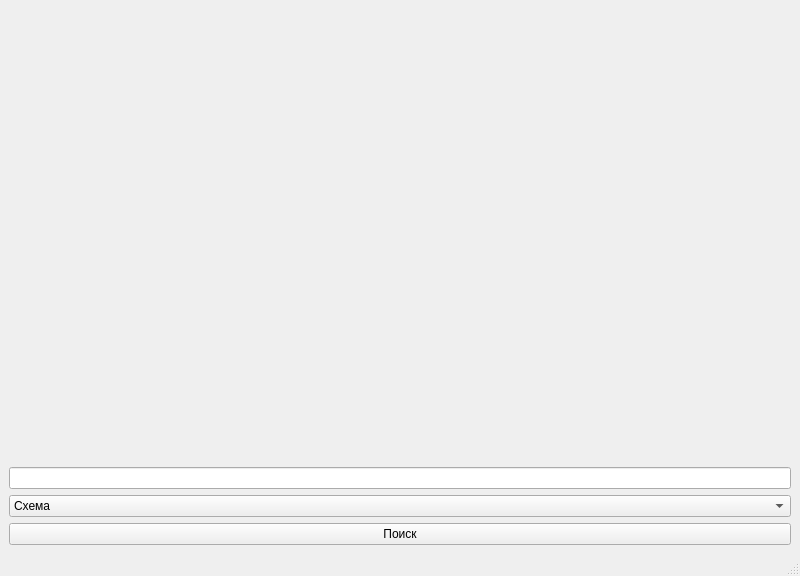
Above: ui/main_window.ui from fearppen/Map before the change. Below: the same form after it.
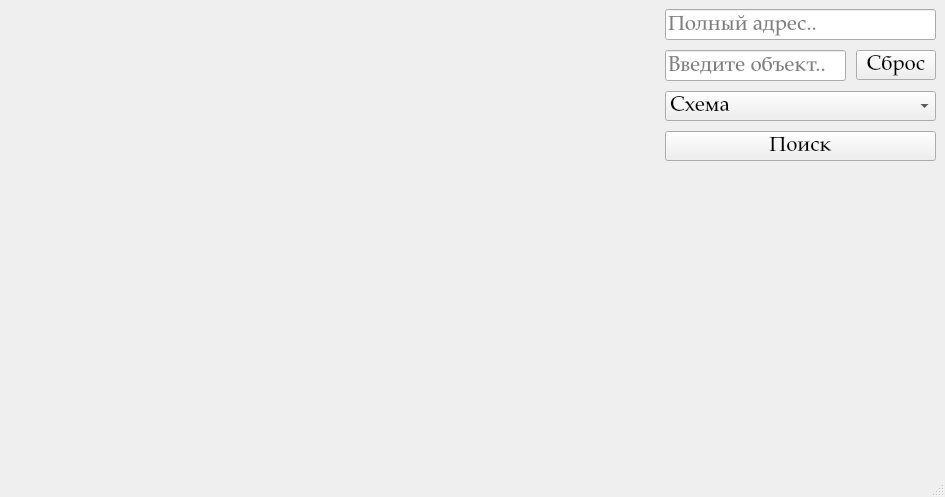
That is the form after the change.

What changed in the file:
```diff
--- a/ui/main_window.ui
+++ b/ui/main_window.ui
@@ -6,34 +6,102 @@
    <rect>
     <x>0</x>
     <y>0</y>
-    <width>800</width>
-    <height>576</height>
+    <width>945</width>
+    <height>497</height>
    </rect>
   </property>
   <property name="windowTitle">
    <string>MainWindow</string>
   </property>
   <widget class="QWidget" name="centralwidget">
-   <layout class="QVBoxLayout" name="verticalLayout_2">
-    <item>
+   <layout class="QGridLayout" name="gridLayout">
+    <item row="0" column="0">
      <widget class="QLabel" name="map_label">
+      <property name="minimumSize">
+       <size>
+        <width>650</width>
+        <height>450</height>
+       </size>
+      </property>
       <property name="text">
        <string/>
       </property>
      </widget>
     </item>
+    <item row="0" column="1">
+     <layout class="QVBoxLayout" name="verticalLayout">
+      <property name="spacing">
+       <number>10</number>
+      </property>
+      <property name="sizeConstraint">
+       <enum>QLayout::SetNoConstraint</enum>
+      </property>
     <item>
-     <widget class="QLineEdit" name="lineEdit">
+       <widget class="QLineEdit" name="output_adress">
+        <property name="font">
+         <font>
+          <family>Palatino Linotype</family>
+          <pointsize>16</pointsize>
+         </font>
+        </property>
+        <property name="focusPolicy">
+         <enum>Qt::NoFocus</enum>
+        </property>
+        <property name="readOnly">
+         <bool>true</bool>
+        </property>
+        <property name="placeholderText">
+         <string>Полный адрес..</string>
+        </property>
+       </widget>
+      </item>
+      <item>
+       <layout class="QHBoxLayout" name="horizontalLayout_2">
+        <property name="sizeConstraint">
+         <enum>QLayout::SetNoConstraint</enum>
+        </property>
+        <item>
+         <widget class="QLineEdit" name="input_object">
+          <property name="font">
+           <font>
+            <family>Palatino Linotype</family>
+            <pointsize>16</pointsize>
+           </font>
+          </property>
       <property name="focusPolicy">
        <enum>Qt::ClickFocus</enum>
       </property>
       <property name="text">
        <string/>
       </property>
+          <property name="placeholderText">
+           <string>Введите объект..</string>
+          </property>
      </widget>
     </item>
     <item>
-     <widget class="QComboBox" name="comboBox">
+         <widget class="QPushButton" name="button_clear">
+          <property name="font">
+           <font>
+            <family>Palatino Linotype</family>
+            <pointsize>16</pointsize>
+           </font>
+          </property>
+          <property name="text">
+           <string>Сброс</string>
+          </property>
+         </widget>
+        </item>
+       </layout>
+      </item>
+      <item>
+       <widget class="QComboBox" name="choise_type">
+        <property name="font">
+         <font>
+          <family>Palatino Linotype</family>
+          <pointsize>16</pointsize>
+         </font>
+        </property>
       <property name="cursor">
        <cursorShape>IBeamCursor</cursorShape>
       </property>
@@ -61,7 +129,13 @@
      </widget>
     </item>
     <item>
-     <widget class="QPushButton" name="pushButton">
+       <widget class="QPushButton" name="button_search">
+        <property name="font">
+         <font>
+          <family>Palatino Linotype</family>
+          <pointsize>16</pointsize>
+         </font>
+        </property>
       <property name="focusPolicy">
        <enum>Qt::ClickFocus</enum>
       </property>
@@ -70,6 +144,21 @@
       </property>
      </widget>
     </item>
+      <item>
+       <spacer name="verticalSpacer">
+        <property name="orientation">
+         <enum>Qt::Vertical</enum>
+        </property>
+        <property name="sizeHint" stdset="0">
+         <size>
+          <width>20</width>
+          <height>40</height>
+         </size>
+        </property>
+       </spacer>
+      </item>
+     </layout>
+    </item>
    </layout>
   </widget>
   <widget class="QMenuBar" name="menubar">
```
Left out of the diff: 2 changed lines with no effect on the pictures. Lines whose indentation alone changed are shown as unchanged.
